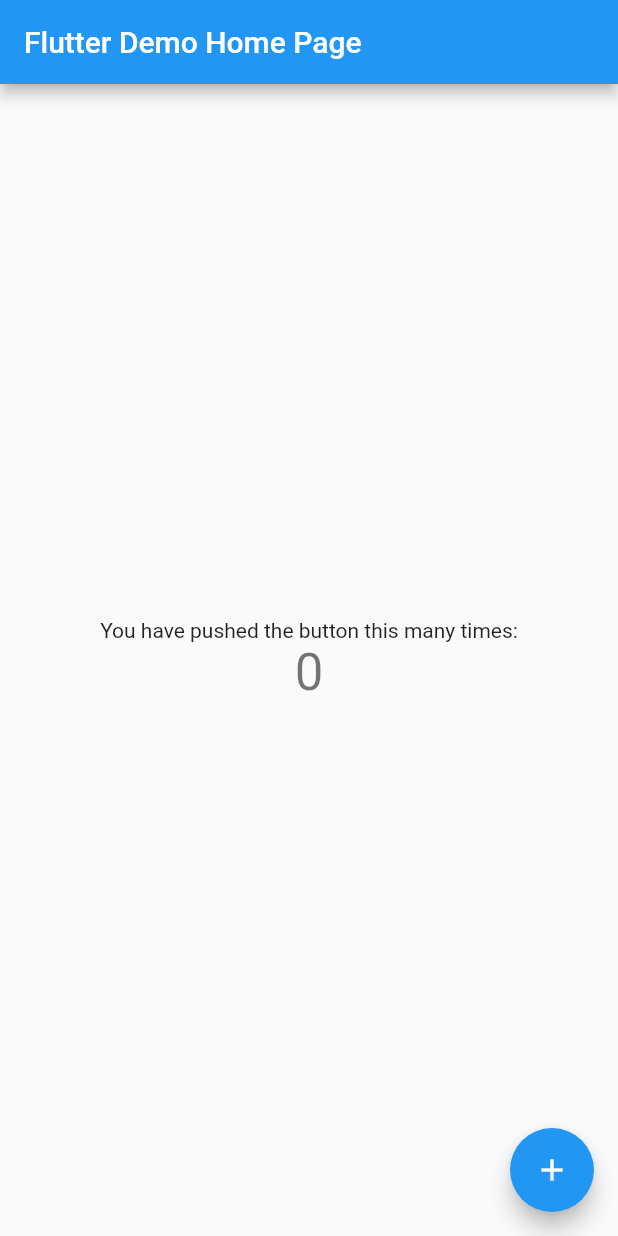
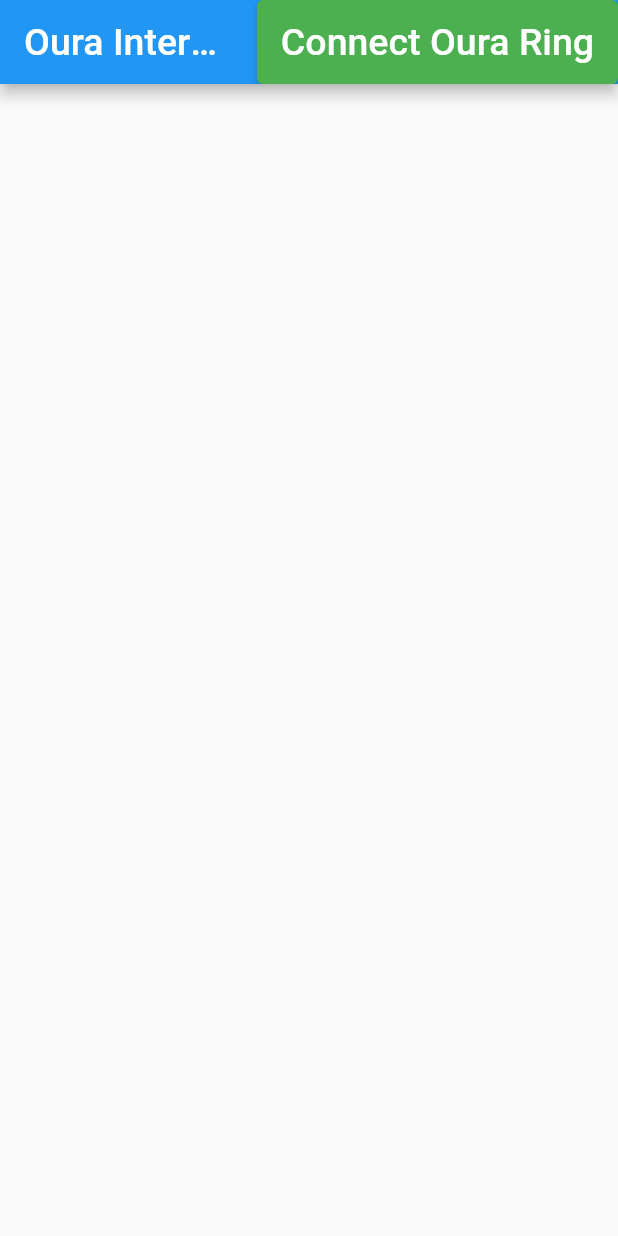
Before and after one commit to amino-health/oura-intervention, a Flutter app: the screen it shows after launch, on a phone screen of 412 x 824 dp. Run offline on Flutter 3.47's test engine with Material 2 defaults, Android fonts, the phone set to English and light mode, and no system bars; missing offline and left inert: dart:html.

Commit message:
Signing in to Oura now requires clicking a button. Button stops working after user is already logged in. Also cleaned up the code a bit

```diff
--- a/lib/main.dart
+++ b/lib/main.dart
@@ -1,70 +1,42 @@
 import 'package:flutter/material.dart';
+// ignore_for_file: depend_on_referenced_packages
 import 'package:http/http.dart' as http;
-
+// ignore: avoid_web_libraries_in_flutter
 import 'dart:html' as html;
 
-// import 'package:flutter/widgets.dart';
-
-// import 'package:oauth2/oauth2.dart' as oauth2;
-// import 'package:webview_flutter/webview_flutter.dart';
-
-//final authorizationEndpoint = Uri.parse('https://cloud.ouraring.com/oauth/authorize');
-//final tokenEndpoint = Uri.parse('https://api.ouraring.com/oauth/token');
-final clientId = 'Q4EDXKDK2244IHFU';
-final clientSecret = 'VYOANLDLNJ473P6W7YAA2FRB6C4KRBXX';
-//final redirectUrl = Uri.parse('wss://authresponse.ouraintervention.com');
-// final credentialsFile = File('~/.myapp/credentials.json');
+const clientId = 'Q4EDXKDK2244IHFU';
+const clientSecret = 'VYOANLDLNJ473P6W7YAA2FRB6C4KRBXX';
 final currentUri = Uri.base;
 final redirectUri = Uri(
-    host: currentUri.host,
-    scheme: currentUri.scheme,
-    port: currentUri.port,
-    path: '/index.html',
-  );
-final authUrl = 'https://cloud.ouraring.com/oauth/authorize?client_id=$clientId&state=$clientSecret&redirect_uri=$redirectUri&response_type=token';
-
+  host: currentUri.host,
+  scheme: currentUri.scheme,
+  port: currentUri.port,
+  path: '/index.html',
+);
+final authUrl =
+    'https://cloud.ouraring.com/oauth/authorize?client_id=$clientId&state=$clientSecret&redirect_uri=$redirectUri&response_type=token';
 
 void main() async {
   runApp(const MyApp());
-  // Open window
-  html.WindowBase _popupWin = html.window.open(authUrl, "Oura authentication", "width=800, height=900, scrollbars=yes");
-  var _token;
-
-  html.window.onMessage.listen((event) async {
-  /// If the event contains the token it means the user is authenticated.
-    if (event.data.toString().contains('access_token=')) {
-      _token = await _login(event.data, _popupWin);
-      var url = Uri.parse('http://api.ouraring.com/v1/userinfo?access_token=$_token');
-      var response = await http.get(url, headers: {
-          "Accept": "application/json",
-          "Access-Control-Allow-Origin": "*"
-        });
-      print('Response status: ${response.statusCode}');
-      print('Response body: ${response.body}');
-    }
-  });
 }
 
-Future<String> _login(String data, _popupWin) async {
+///
+Future<String> _login(String data, popupWindow) async {
   /// Parse data into an Uri to extract the token easily.
   final receivedUri = Uri.parse(data);
 
-  /// Get the access_token from the `Uri.fragement` (depending of the
-  /// authentication service it might be contained in another
-  /// property of your Uri.
-  var _token = receivedUri.fragment
-    .split('&')
-    .firstWhere((e) => e.startsWith('access_token='))
-    .substring('access_token='.length);
+  /// Parse fragment string to token
+  var token = receivedUri.fragment
+      .split('&')
+      .firstWhere((e) => e.startsWith('access_token='))
+      .substring('access_token='.length);
 
-  //print(_token);
-  /// Close the popup window
-  if (_popupWin != null) {
-    _popupWin.close();
-    _popupWin = null;
+  if (popupWindow != null) {
+    popupWindow.close();
+    popupWindow = null;
   }
 
-  return _token;
+  return token;
 }
 
 class MyApp extends StatelessWidget {
@@ -73,26 +45,17 @@ class MyApp extends StatelessWidget {
   @override
   Widget build(BuildContext context) {
     return MaterialApp(
-      title: 'Flutter Demo',
+      title: 'Oura Intervention',
       theme: ThemeData(
         primarySwatch: Colors.blue,
       ),
-      home: const MyHomePage(title: 'Flutter Demo Home Page'),
+      home: const MyHomePage(title: 'Oura Intervention'),
     );
   }
 }
 
 class MyHomePage extends StatefulWidget {
   const MyHomePage({Key? key, required this.title}) : super(key: key);
-
-  // This widget is the home page of your application. It is stateful, meaning
-  // that it has a State object (defined below) that contains fields that affect
-  // how it looks.
-
-  // This class is the configuration for the state. It holds the values (in this
-  // case the title) provided by the parent (in this case the App widget) and
-  // used by the build method of the State. Fields in a Widget subclass are
-  // always marked "final".
 
   final String title;
 
@@ -101,68 +64,60 @@ class MyHomePage extends StatefulWidget {
 }
 
 class _MyHomePageState extends State<MyHomePage> {
-  int _counter = 0;
+  bool _isConnected = false;
+  String _loginButtonText = 'Connect Oura Ring';
 
-  void _incrementCounter() {
+  ///
+  void _authenticate() {
+    html.WindowBase popupWindow = html.window.open(authUrl,
+        "Oura authentication", "width=800, height=900, scrollbars=yes");
+
     setState(() {
-      // This call to setState tells the Flutter framework that something has
-      // changed in this State, which causes it to rerun the build method below
-      // so that the display can reflect the updated values. If we changed
-      // _counter without calling setState(), then the build method would not be
-      // called again, and so nothing would appear to happen.
-      _counter++;
+      _loginButtonText = 'Waiting For Login...';
+    });
+
+    html.window.onMessage.listen((event) async {
+      /// If the event contains the token it means the user is authenticated.
+
+      if (event.data.toString().contains('access_token=')) {
+        setState(() {
+          _isConnected = true;
+          _loginButtonText = 'Oura Ring Connected';
+        });
+        var token = await _login(event.data, popupWindow);
+        var url = Uri.parse(
+            'http://api.ouraring.com/v1/userinfo?access_token=$token');
+        var response = await http.get(url, headers: {
+          "Accept": "application/json",
+          "Access-Control-Allow-Origin": "*"
+        });
+        print('Response status: ${response.statusCode}');
+        print('Response body: ${response.body}');
+      }
     });
   }
 
   @override
   Widget build(BuildContext context) {
-    // This method is rerun every time setState is called, for instance as done
-    // by the _incrementCounter method above.
-    //
-    // The Flutter framework has been optimized to make rerunning build methods
-    // fast, so that you can just rebuild anything that needs updating rather
-    // than having to individually change instances of widgets.
     return Scaffold(
       appBar: AppBar(
-        // Here we take the value from the MyHomePage object that was created by
-        // the App.build method, and use it to set our appbar title.
-        title: Text(widget.title),
-      ),
-      body: Center(
-        // Center is a layout widget. It takes a single child and positions it
-        // in the middle of the parent.
-        child: Column(
-          // Column is also a layout widget. It takes a list of children and
-          // arranges them vertically. By default, it sizes itself to fit its
-          // children horizontally, and tries to be as tall as its parent.
-          //
-          // Invoke "debug painting" (press "p" in the console, choose the
-          // "Toggle Debug Paint" action from the Flutter Inspector in Android
-          // Studio, or the "Toggle Debug Paint" command in Visual Studio Code)
-          // to see the wireframe for each widget.
-          //
-          // Column has various properties to control how it sizes itself and
-          // how it positions its children. Here we use mainAxisAlignment to
-          // center the children vertically; the main axis here is the vertical
-          // axis because Columns are vertical (the cross axis would be
-          // horizontal).
-          mainAxisAlignment: MainAxisAlignment.center,
-          children: <Widget>[
-            const Text(
-              'You have pushed the button this many times:',
+          title: Text(
+            widget.title,
+            style: const TextStyle(fontSize: 25.0, color: Colors.white),
+          ),
+          centerTitle: true,
+          actions: <Widget>[
+            ElevatedButton(
+              onPressed: !_isConnected ? _authenticate : null,
+              style: ButtonStyle(
+                backgroundColor: MaterialStateProperty.all<Color>(Colors.green),
+              ),
+              child: Text(
+                _loginButtonText,
+                style: const TextStyle(fontSize: 25.0, color: Colors.white),
+              ),
             ),
-            Text(
-              '$_counter',
-              style: Theme.of(context).textTheme.headline4,
-            ),
-          ],
-        ),
-      ),
-      floatingActionButton: FloatingActionButton(
-        onPressed: _incrementCounter,
-        tooltip: 'Increment',
-        child: const Icon(Icons.add),
-      ), // This trailing comma makes auto-formatting nicer for build methods.
+          ]),
     );
   }
 }
```
